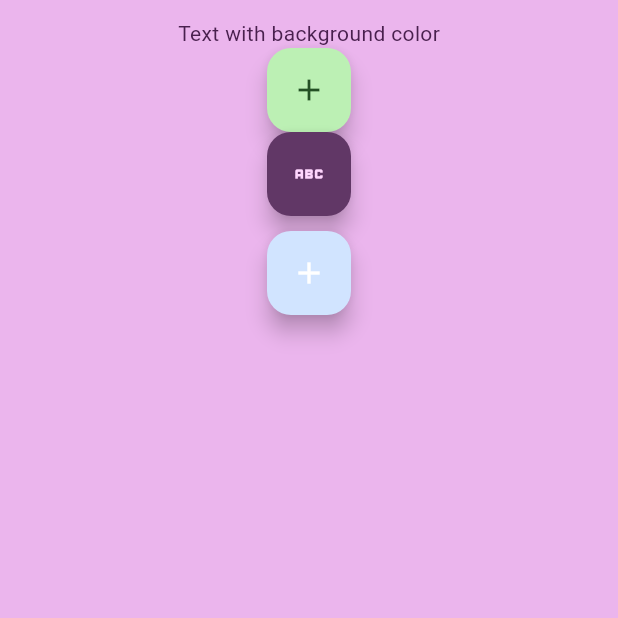
After one commit to VihagaYohan/playground, a Flutter app: the screen it shows after launch, on a phone screen of 412 x 824 dp, the top half of it. The commit adds this screen. Run offline on Flutter 3.47's test engine with Material 3 defaults, Android fonts, the phone set to English and light mode, and no system bars; our stand-ins replace go_router.

Commit message:
Added - basics of theme and theme overriding

```diff
--- /dev/null
+++ b/lib/design_theme/thme_home.dart
@@ -0,0 +1,48 @@
+import 'package:flutter/material.dart';
+
+class ThemeHome extends StatelessWidget {
+  const ThemeHome({super.key});
+
+  @override
+  Widget build(BuildContext context) {
+    return Container(
+        padding: const EdgeInsets.symmetric(horizontal: 12, vertical: 12),
+        color: Theme.of(context).colorScheme.primary,
+        child: Column(
+          children: [
+            Text("Text with background color",
+                style: Theme.of(context)
+                    .textTheme
+                    .bodyMedium!
+                    .copyWith(color: Theme.of(context).colorScheme.onPrimary)),
+
+            // over-ride theme with creating unique ThemeData instance
+            Theme(
+              data: ThemeData(
+                  colorScheme: ColorScheme.fromSeed(seedColor: Colors.green)),
+              child: FloatingActionButton(
+                  onPressed: () {}, child: const Icon(Icons.add)),
+            ),
+            FloatingActionButton(
+              onPressed: () {},
+              child: const Icon(Icons.abc),
+            ),
+
+            // over-ride theme with extending parent theme
+            Theme(
+                data: Theme.of(context).copyWith(
+                    colorScheme: ColorScheme.fromSeed(seedColor: Colors.blue)),
+                child: Padding(
+                  padding: const EdgeInsets.symmetric(vertical: 10),
+                  child: FloatingActionButton(
+                    onPressed: () {},
+                    child: const Icon(
+                      Icons.add,
+                      color: Colors.white,
+                    ),
+                  ),
+                ))
+          ],
+        ));
+  }
+}
--- a/lib/main.dart
+++ b/lib/main.dart
@@ -5,6 +5,8 @@ import 'package:playground/layout/layout_main.dart';
 import 'package:playground/models/Todo.dart';
 import 'package:playground/navigation%20/navigation_home.dart';
 import 'package:playground/navigation%20/song_screen.dart';
+import 'package:playground/design_theme/thme_home.dart';
+import 'package:playground/design_theme/thme_home.dart';
 
 // navigation
 import 'package:go_router/go_router.dart';
@@ -48,10 +50,20 @@ class MyApp extends StatelessWidget {
     return MaterialApp(
         title: 'Flutter Demo',
         theme: ThemeData(
-          colorScheme: ColorScheme.fromSeed(seedColor: Colors.deepPurple),
-          useMaterial3: true,
-        ),
+            useMaterial3: true,
+
+            // define default brightness and color
+            colorScheme: ColorScheme.fromSeed(
+                seedColor: Colors.purple, brightness: Brightness.dark),
+
+            // defind the default `TextTheme`. Use this to specify the default
+            // text styling for headlines, titles, bodies of text and more
+            textTheme: const TextTheme(
+                displayLarge:
+                    TextStyle(fontSize: 72, fontWeight: FontWeight.bold),
+                titleLarge:
+                    TextStyle(fontSize: 68, fontWeight: FontWeight.w700))),
         // routerConfig: _router,
-        home: LayoutMain());
+        home: const ThemeHome());
   }
 }
```
